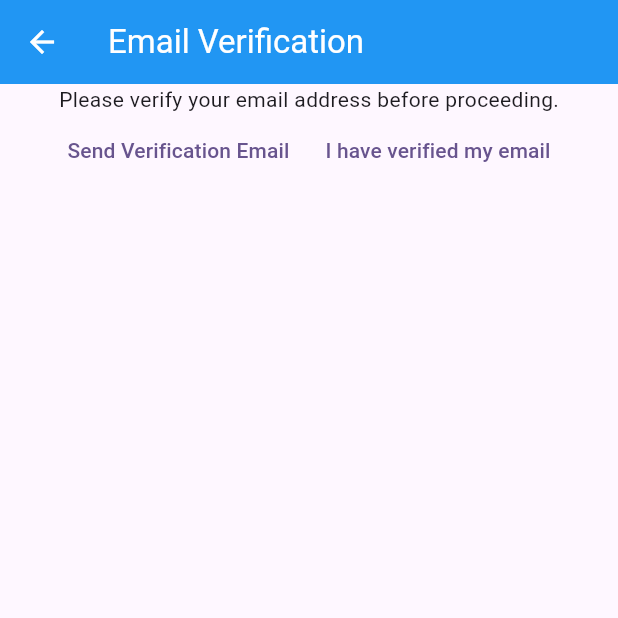
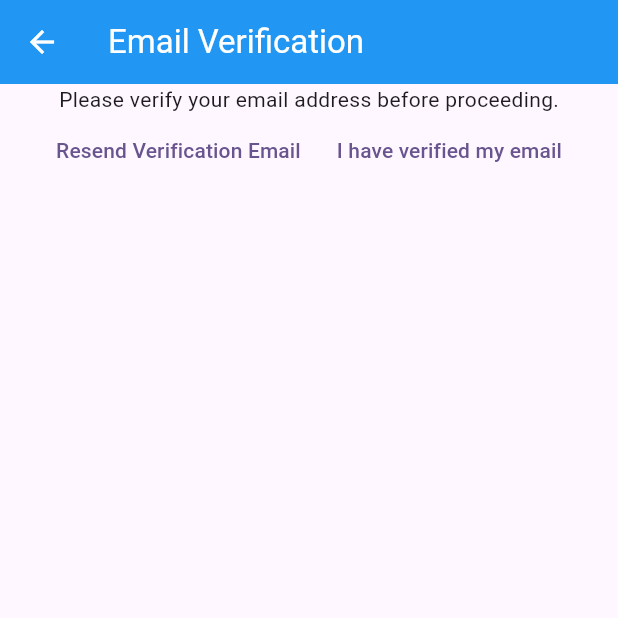
Before and after one commit to Vincent-VietTran/mynotes-flutter-2025, a Flutter app: the VerifyEmailView screen opened by its route, on a phone screen of 412 x 824 dp, the top half of it. Run offline on Flutter 3.47's test engine with Material 3 defaults, Android fonts, the phone set to English and light mode, and no system bars; our stand-ins replace delightful_toast, firebase_auth, firebase_core; accounts and stored records are empty; network calls fail.

Commit message:
feat: Added email verification sending once successfully user register an account and gets redirected to verification view

```diff
--- a/lib/views/register_view.dart
+++ b/lib/views/register_view.dart
@@ -92,7 +92,10 @@ class _RegisterViewState extends State<RegisterView> {
                 // If the user is successfully registered, navigate to the verify email view.
                 final user = FirebaseAuth.instance.currentUser;
                 if (user != null) {
-                  showDeligtfulToast("Your account has been successfully registered. Proceed to email verification!", context);
+                  // If the user is not null, send a verification email
+                  await user.sendEmailVerification();
+                  showDeligtfulToast("Your account has been successfully registered. Email verification sent!", context);
+
                   // Navigate to the verify view.
                   Navigator.of(context).pushReplacementNamed(
                     verifyEmailRoute,
--- a/lib/views/verify_email_view.dart
+++ b/lib/views/verify_email_view.dart
@@ -37,7 +37,7 @@ class _VerifyEmailViewState extends State<VerifyEmailView> {
                     const SnackBar(content: Text('Verification email sent!'))
                   );
                 },
-                child: const Text("Send Verification Email"),
+                child: const Text("Resend Verification Email"),
               ),
 
               TextButton(
```
